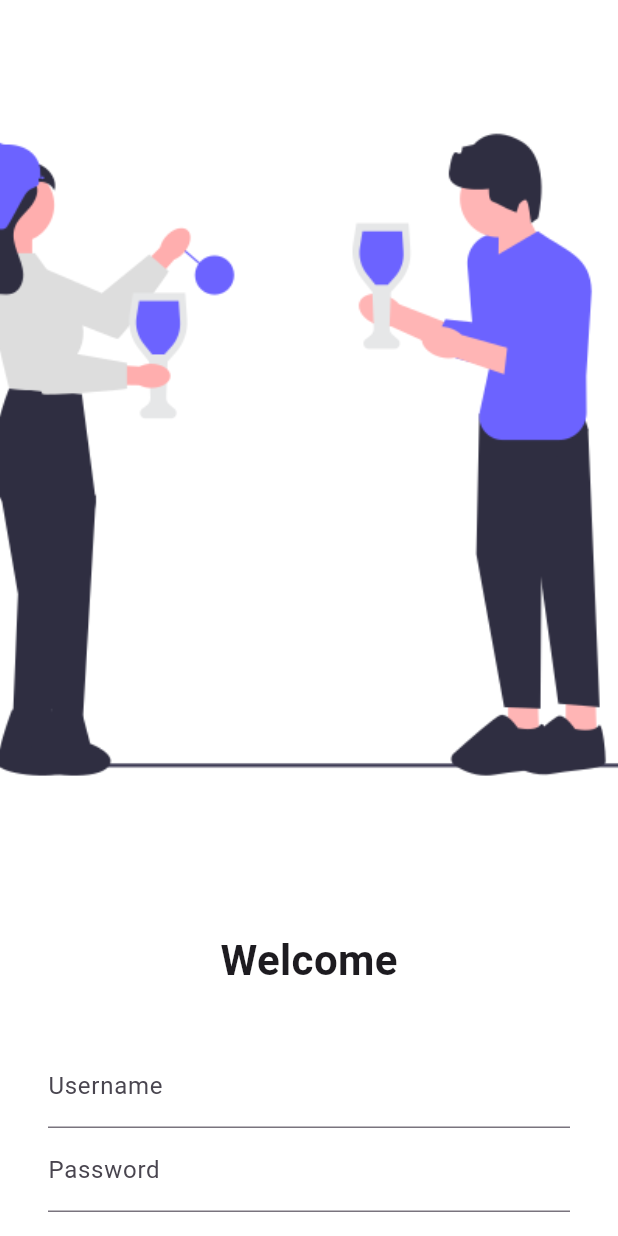
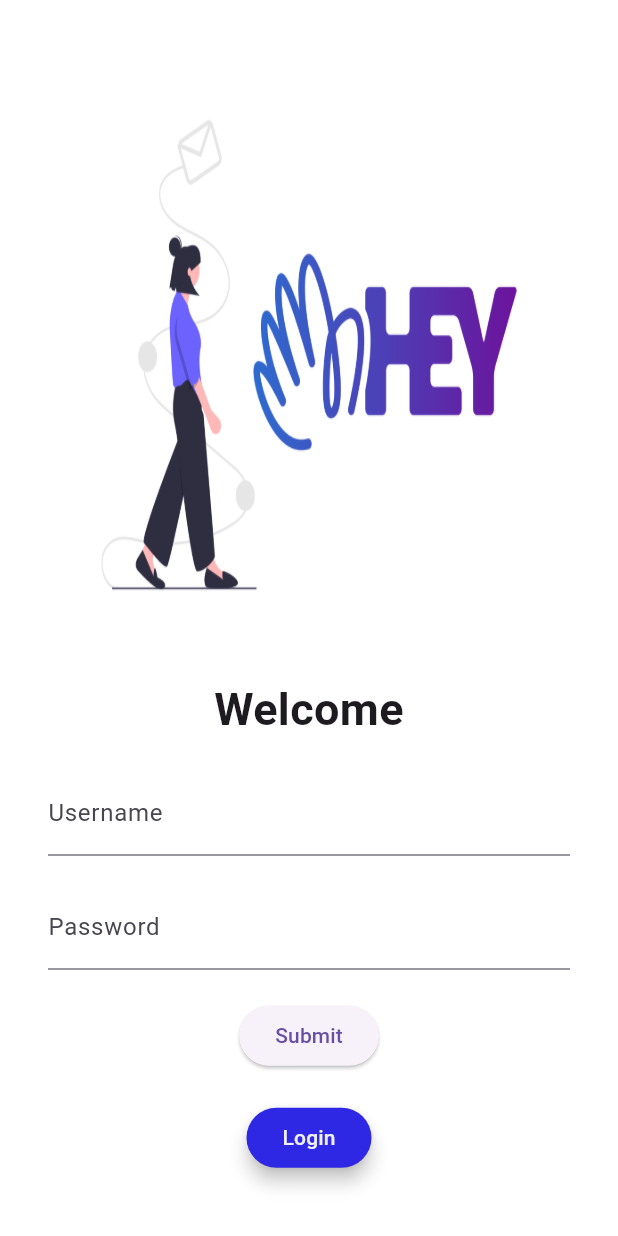
Before and after one commit to attri22/Day1-flutter, a Flutter app: the screen it shows after launch, on a phone screen of 412 x 824 dp. Run offline on Flutter 3.47's test engine with Material 3 defaults, Android fonts, the phone set to English and light mode, and no system bars.

Commit message:
Day5 completed

```diff
--- a/lib/main.dart
+++ b/lib/main.dart
@@ -1,6 +1,7 @@
 import 'package:flutter/material.dart';
 import 'package:flutter_application_1/pages/homepage.dart';
 import 'package:flutter_application_1/pages/login_page.dart';
+import 'package:flutter_application_1/utils/Routes.dart';
 
 void main() {
   runApp(MyApp());
@@ -15,11 +16,11 @@ class MyApp extends StatelessWidget {
       darkTheme: ThemeData(
         brightness: Brightness.dark,
       ),
-      initialRoute: "/Login",
+      initialRoute: "/",
       routes: {
         "/": (context) => LoginPage(),
-        "/home": (context) => HomePage(),
-        "/login": (context) => LoginPage()
+        MyRoutes.homeRoute: (context) => HomePage(),
+        MyRoutes.loginRoute: (context) => LoginPage()
       },
     );
   }
--- a/lib/pages/login_page.dart
+++ b/lib/pages/login_page.dart
@@ -1,39 +1,44 @@
 import 'package:flutter/material.dart';
+import 'package:flutter_application_1/utils/Routes.dart';
 
 class LoginPage extends StatelessWidget {
-  const LoginPage({super.key});
+  final _formKey = GlobalKey<FormState>();
 
   @override
   Widget build(BuildContext context) {
-    return Material(
-      color: Colors.white,
-      child: SingleChildScrollView(
+    return Scaffold(
+      backgroundColor: Colors.white,
+      body: SingleChildScrollView(
+        child: ConstrainedBox(
+          constraints: BoxConstraints(
+            minHeight: MediaQuery.of(context).size.height,
+          ),
+          child: Padding(
+            padding:
+                const EdgeInsets.symmetric(vertical: 20.0, horizontal: 32.0),
             child: Column(
+              mainAxisAlignment: MainAxisAlignment.center,
+              crossAxisAlignment: CrossAxisAlignment.stretch,
               children: [
                 SizedBox(
-              width: 500,
-              height: 600,
+                  height: 390,
                   child: Image.asset(
-                "assets/images/pic1.png",
-                fit: BoxFit.cover,
+                    "assets/images/hey.png",
+                    fit: BoxFit.fill,
                   ),
                 ),
-            SizedBox(
-              height: 20.0,
-            ),
+                SizedBox(height: 20.0),
                 Text(
                   "Welcome",
                   style: TextStyle(
-                fontSize: 28,
+                    fontSize: 30,
                     fontWeight: FontWeight.bold,
                   ),
+                  textAlign: TextAlign.center,
                 ),
-            SizedBox(
-              height: 20.0,
-            ),
-            Padding(
-              padding:
-                  const EdgeInsets.symmetric(vertical: 16.0, horizontal: 32.0),
+                SizedBox(height: 20.0),
+                Form(
+                  key: _formKey,
                   child: Column(
                     children: [
                       TextFormField(
@@ -41,7 +46,14 @@ class LoginPage extends StatelessWidget {
                           hintText: "Enter username",
                           labelText: "Username",
                         ),
+                        validator: (value) {
+                          if (value == null || value.isEmpty) {
+                            return "Username cannot be empty";
+                          }
+                          return null;
+                        },
                       ),
+                      SizedBox(height: 20.0),
                       TextFormField(
                         obscureText: true,
                         decoration: InputDecoration(
@@ -52,52 +64,43 @@ class LoginPage extends StatelessWidget {
                           if (value == null || value.isEmpty) {
                             return "Password cannot be empty";
                           } else if (value.length < 6) {
-                        return "Password length should be atleast 6";
+                            return "Password length should be at least 6";
                           }
-
                           return null;
                         },
                       ),
-                  SizedBox(
-                    height: 40.0,
+                      SizedBox(height: 20.0),
+                      ElevatedButton(
+                        onPressed: () {
+                          if (_formKey.currentState!.validate()) {
+                            ScaffoldMessenger.of(context).showSnackBar(
+                              SnackBar(
+                                content: Text('Form Submitted Successfully'),
+                                duration: Duration(seconds: 2),
                               ),
+                            );
+                          }
+                        },
+                        child: Text('Submit'),
+                      ),
+                      SizedBox(height: 20.0),
                       ElevatedButton(
-                    child: Text("Login"),
-                    style: TextButton.styleFrom(),
                         onPressed: () {
-                      print("Hello User");
+                          Navigator.pushNamed(context, MyRoutes.homeRoute);
                         },
+                        style: ElevatedButton.styleFrom(
+                          foregroundColor: Color.fromARGB(255, 239, 239, 247),
+                          backgroundColor: Color.fromARGB(255, 46, 40, 229),
+                          elevation: 5,
                         ),
-                  // Material(
-                  //   color: Colors.deepPurple,
-                  //   borderRadius:
-                  //       BorderRadius.circular(changeButton ? 50 : 8),
-                  //   child: InkWell(
-                  //     onTap: () => moveToHome(context),
-                  //     child: AnimatedContainer(
-                  //       duration: Duration(seconds: 1),
-                  //       width: changeButton ? 50 : 150,
-                  //       height: 50,
-                  //       alignment: Alignment.center,
-                  //       child: changeButton
-                  //           ? Icon(
-                  //               Icons.done,
-                  //               color: Colors.white,
-                  //             )
-                  //           : Text(
-                  //               "Login",
-                  //               style: TextStyle(
-                  //                   color: Colors.white,
-                  //                   fontWeight: FontWeight.bold,
-                  //                   fontSize: 18),
-                  //             ),
-                  //     ),
-                  //   ),
-                  // ),
+                        child: Text('Login'),
+                      ),
                     ],
                   ),
-            )
+                ),
               ],
+            ),
+          ),
         ),
       ),
     );
--- /dev/null
+++ b/lib/utils/Routes.dart
@@ -0,0 +1,4 @@
+class MyRoutes {
+  static String loginRoute = "/login";
+  static String homeRoute = "/home";
+}
```
Also changed, not shown: assets/images/hey.png (added). Lines whose indentation alone changed are shown as unchanged.
